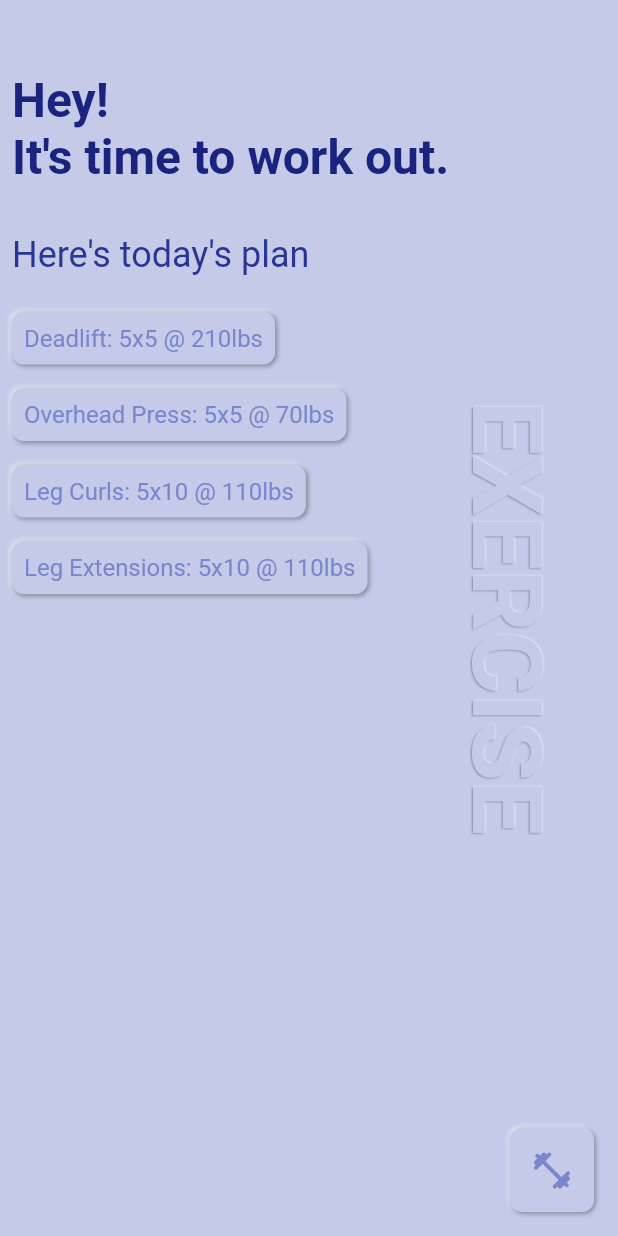
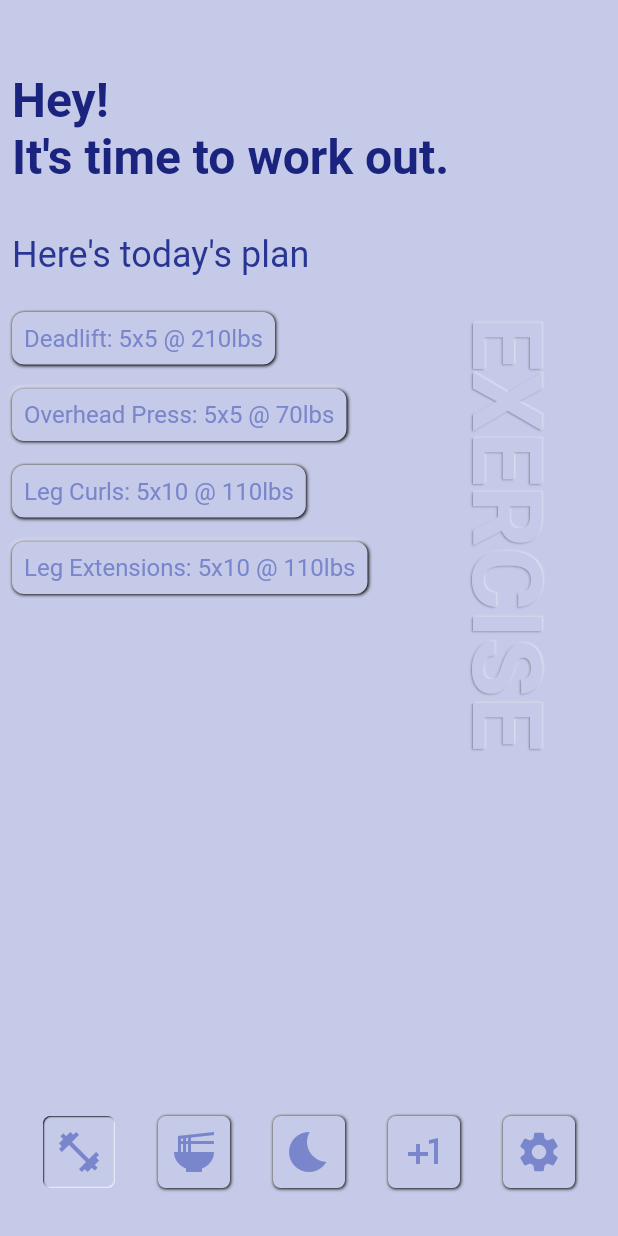
Before and after one commit to tninesling/tracker, a Flutter app: the screen it shows after launch, on a phone screen of 412 x 824 dp. Run offline on Flutter 3.47's test engine with Material 2 defaults, Android fonts, the phone set to English and light mode, and no system bars; drawn by our look-alikes of flutter_neumorphic; our stand-ins replace beamer, charts_flutter; project files that could hold a hidden picture were left out.

Commit message:
Created basic neumorphic screens with navigation and placeholder pages

```diff
--- a/ui/lib/main.dart
+++ b/ui/lib/main.dart
@@ -1,6 +1,5 @@
-import 'package:flutter/material.dart';
 import 'package:flutter_neumorphic/flutter_neumorphic.dart';
-import 'package:fluttertoast/fluttertoast.dart';
+import 'package:ui/neu/exercise.dart';
 
 class MyRoutes {
   static String get home => '/';
@@ -24,8 +23,9 @@ class MyApp extends StatelessWidget {
       // Color palettes: https://api.flutter.dev/flutter/material/Colors-class.html
       theme: NeumorphicThemeData(
         baseColor: Colors.indigo.shade100,
-        depth: 2,
+        depth: 1,
         lightSource: LightSource.topLeft,
+        intensity: 4,
         iconTheme: IconThemeData(
           color: Colors.indigo.shade300,
         ),
@@ -45,106 +45,32 @@ class MyApp extends StatelessWidget {
           )
         )
       ),
-      darkTheme: const NeumorphicThemeData(
-        baseColor: Color(0xFF3E3E3E),
+      darkTheme: NeumorphicThemeData(
+        baseColor: Colors.indigo.shade300,
+        depth: 1,
         lightSource: LightSource.topLeft,
-        defaultTextColor: Color(0xFFFFFFFF),
+        defaultTextColor: Colors.white,
+        intensity: 4,
+        iconTheme: IconThemeData(
+          color: Colors.indigo.shade100,
+        ),
+        textTheme: TextTheme(
+          headline1: const TextStyle(
+            color: Colors.white,
+            fontSize: 32,
+            fontWeight: FontWeight.bold,
+          ),
+          headline2: const TextStyle(
+            color: Colors.white,
+            fontSize: 24,
+          ),
+          bodyText1: TextStyle(
+            color: Colors.indigo.shade100,
+            fontSize: 16,
+          )
+        )
       ),
-      home: const MyHomePage(),
+      home: const ExerciseScreen(),
     );
   }
 }
-
-class MyHomePage extends StatelessWidget {
-  const MyHomePage({Key? key}) : super(key: key);
-
-  @override
-  Widget build(BuildContext context) {
-    return Scaffold(
-      backgroundColor: NeumorphicTheme.baseColor(context),
-      floatingActionButton: const NewWorkoutButton(),
-      body: Container(
-        padding: const EdgeInsets.symmetric(vertical: 32, horizontal: 8),
-        child: Row(
-          children: [
-            Column(
-              children: [
-                Container(
-                  child: Text(
-                    "Hey!\nIt's time to work out.",
-                    style: NeumorphicTheme.currentTheme(context).textTheme.headline1
-                  ),
-                  margin: const EdgeInsets.symmetric(vertical: 16),
-                ),
-                Container(
-                  child: Text(
-                    "Here's today's plan",
-                    style: NeumorphicTheme.currentTheme(context).textTheme.headline2,
-                  ),
-                  margin: const EdgeInsets.symmetric(vertical: 16)
-                ),
-                const ExerciseCard(exercise: "Deadlift: 5x5 @ 210lbs"),
-                const ExerciseCard(exercise: "Overhead Press: 5x5 @ 70lbs"),
-                const ExerciseCard(exercise: "Leg Curls: 5x10 @ 110lbs"),
-                const ExerciseCard(exercise: "Leg Extensions: 5x10 @ 110lbs"),
-              ],
-              crossAxisAlignment: CrossAxisAlignment.start,
-            ),
-            RotatedBox(
-              child: NeumorphicText(
-                "EXERCISE",
-                style: const NeumorphicStyle(
-                  depth: 1,
-                  intensity: 0.6,
-                  lightSource: LightSource.bottomLeft
-                ),
-                textStyle: NeumorphicTextStyle(fontSize: 64, fontWeight: FontWeight.bold),
-              ),
-              quarterTurns: 1,
-            )
-          ]
-        )
-      )
-    );
-  }
-}
-
-class NewWorkoutButton extends StatelessWidget {
-  const NewWorkoutButton({Key? key}) : super(key : key);
-
-  @override
-  Widget build(BuildContext context) {
-    return NeumorphicFloatingActionButton(
-      child: const Center(
-        child: Icon(
-          Icons.fitness_center_rounded,
-          size: 30,
-        )
-      ),
-      onPressed: () {
-        Fluttertoast.showToast(msg: "Pressed");
-      },
-      style: NeumorphicStyle(
-        color: NeumorphicTheme.baseColor(context),
-      ),
-    );
-  }
-}
-
-class ExerciseCard extends StatelessWidget {
-  final String exercise;
-
-  const ExerciseCard({Key? key, required this.exercise}) : super(key: key);
-
-  @override
-  Widget build(BuildContext context) {
-    return Neumorphic(
-      child: Text(
-        exercise,
-        style: NeumorphicTheme.currentTheme(context).textTheme.bodyText1,
-      ),
-      padding: const EdgeInsets.all(8),
-      margin: const EdgeInsets.symmetric(vertical: 8),
-    );
-  }
-}
--- /dev/null
+++ b/ui/lib/neu/atoms/themed_icon.dart
@@ -0,0 +1,19 @@
+import 'package:flutter_neumorphic/flutter_neumorphic.dart';
+
+class ThemedIcon extends StatelessWidget {
+  final IconData iconData;
+
+  const ThemedIcon(this.iconData, {Key? key}) : super(key: key);
+
+  @override
+  Widget build(BuildContext context) {
+    return Padding(
+      padding: const EdgeInsets.all(8),
+      child: Icon(
+        iconData,
+        color: NeumorphicTheme.currentTheme(context).iconTheme.color,
+        size: 32,
+      ),
+    );
+  }
+}
--- /dev/null
+++ b/ui/lib/neu/bottom_nav.dart
@@ -0,0 +1,104 @@
+import 'package:flutter_neumorphic/flutter_neumorphic.dart';
+import 'package:ui/neu/add/add_diet.dart';
+import 'package:ui/neu/add/add_exercise.dart';
+import 'package:ui/neu/diet.dart';
+import 'package:ui/neu/exercise.dart';
+import 'package:ui/neu/add/feature_request.dart';
+import 'package:ui/neu/settings.dart';
+import 'package:ui/neu/sleep.dart';
+
+import 'add/add_sleep.dart';
+import 'atoms/themed_icon.dart';
+
+class BottomNav extends StatelessWidget {
+  final String groupValue;
+
+  const BottomNav({Key? key, required this.groupValue}) : super(key: key);
+
+  @override
+  Widget build(BuildContext context) {
+    return Hero(
+      tag: "bottomNav",
+      child: NeumorphicBackground(
+        child: Padding(
+          padding: const EdgeInsets.symmetric(vertical: 32),
+          child: Row(
+            mainAxisAlignment: MainAxisAlignment.spaceEvenly,
+            children: [
+              NeumorphicRadio(
+                child: const ThemedIcon(Icons.fitness_center_sharp),
+                value: "Exercise",
+                groupValue: groupValue,
+                onChanged: (str) {
+                  Navigator.of(context).pushReplacement(
+                    MaterialPageRoute(
+                      builder: (ctx) => const ExerciseScreen()
+                    )
+                  );
+                },
+              ),
+              NeumorphicRadio(
+                child: const ThemedIcon(Icons.ramen_dining_sharp),
+                value: "Diet",
+                groupValue: groupValue,
+                onChanged: (str) {
+                  Navigator.of(context).pushReplacement(
+                    MaterialPageRoute(
+                      builder: (ctx) => const DietScreen()
+                    )
+                  );
+                },
+              ),
+              NeumorphicRadio(
+                child: const ThemedIcon(Icons.bedtime_sharp),
+                value: "Sleep",
+                groupValue: groupValue,
+                onChanged: (str) {
+                  Navigator.of(context).pushReplacement(
+                    MaterialPageRoute(
+                      builder: (ctx) => const SleepScreen()
+                    )
+                  );
+                },
+              ),
+              NeumorphicRadio(
+                child: const ThemedIcon(Icons.plus_one_sharp),
+                value: "Add",
+                groupValue: groupValue,
+                onChanged: (str) {
+                  Navigator.of(context).push(
+                    MaterialPageRoute(
+                      builder: (ctx) {
+                        switch (groupValue) {
+                          case "Diet":
+                            return const AddDietScreen();
+                          case "Exercise":
+                            return const AddExerciseScreen();
+                          case "Sleep":
+                            return const AddSleepScreen();
+                          default:
+                            return const FeatureRequest();
+                        }
+                      }
+                    )
+                  );
+                },
+              ),
+              NeumorphicRadio(
+                child: const ThemedIcon(Icons.settings),
+                value: "Settings",
+                groupValue: groupValue,
+                onChanged: (str) {
+                  Navigator.of(context).pushReplacement(
+                    MaterialPageRoute(
+                      builder: (ctx) => const SettingsScreen()
+                    )
+                  );
+                },
+              ),
+            ],
+          ),
+        )
+      )
+  );
+}}
--- /dev/null
+++ b/ui/lib/neu/exercise.dart
@@ -0,0 +1,81 @@
+import 'package:flutter_neumorphic/flutter_neumorphic.dart';
+
+import 'bottom_nav.dart';
+
+class ExerciseScreen extends StatelessWidget {
+  const ExerciseScreen({Key? key}) : super(key: key);
+
+  @override
+  Widget build(BuildContext context) {
+    return Scaffold(
+      backgroundColor: NeumorphicTheme.baseColor(context),
+      body: Container(
+        padding: const EdgeInsets.symmetric(vertical: 32, horizontal: 8),
+        child: Row(
+          children: [
+            Column(
+              children: [
+                Container(
+                  child: Text(
+                    "Hey!\nIt's time to work out.",
+                    style: NeumorphicTheme.currentTheme(context).textTheme.headline1
+                  ),
+                  margin: const EdgeInsets.symmetric(vertical: 16),
+                ),
+                Container(
+                  child: Text(
+                    "Here's today's plan",
+                    style: NeumorphicTheme.currentTheme(context).textTheme.headline2,
+                  ),
+                  margin: const EdgeInsets.symmetric(vertical: 16)
+                ),
+                const ExerciseCard(exercise: "Deadlift: 5x5 @ 210lbs"),
+                const ExerciseCard(exercise: "Overhead Press: 5x5 @ 70lbs"),
+                const ExerciseCard(exercise: "Leg Curls: 5x10 @ 110lbs"),
+                const ExerciseCard(exercise: "Leg Extensions: 5x10 @ 110lbs"),
+              ],
+              crossAxisAlignment: CrossAxisAlignment.start,
+            ),
+            RotatedBox(
+              child: NeumorphicText(
+                "EXERCISE",
+                style: const NeumorphicStyle(
+                  depth: 1,
+                  intensity: 0.6,
+                  lightSource: LightSource.bottomLeft
+                ),
+                textStyle: NeumorphicTextStyle(fontSize: 64, fontWeight: FontWeight.bold),
+              ),
+              quarterTurns: 1,
+            )
+          ]
+        )
+      ),
+      bottomNavigationBar: const BottomNav(groupValue: "Exercise")
+    );
+  }
+}
+
+class ExerciseCard extends StatelessWidget {
+  final String exercise;
+
+  const ExerciseCard({Key? key, required this.exercise}) : super(key: key);
+
+  @override
+  Widget build(BuildContext context) {
+    return TweenAnimationBuilder(
+      tween: Tween<double>(begin: 0, end: 2),
+      duration: const Duration(seconds: 3),
+      builder: (context, depth, child) {
+        return Neumorphic(
+          child: Text(
+            exercise,
+            style: NeumorphicTheme.currentTheme(context).textTheme.bodyText1,
+          ),
+          padding: const EdgeInsets.all(8),
+          margin: const EdgeInsets.symmetric(vertical: 8),
+        );
+      }
+    );
+  }
+}
```
Also changed, not shown: ui/lib/neu/add/add_diet.dart (added, +16 -0 lines), ui/lib/neu/add/add_exercise.dart (added, +16 -0 lines), ui/lib/neu/add/add_sleep.dart (added, +16 -0 lines), ui/lib/neu/add/feature_request.dart (added, +16 -0 lines), ui/lib/neu/basic.dart (added, +23 -0 lines), ui/lib/neu/diet.dart (added, +60 -0 lines), ui/lib/neu/settings.dart (added, +30 -0 lines), ui/lib/neu/sleep.dart (added, +16 -0 lines).
